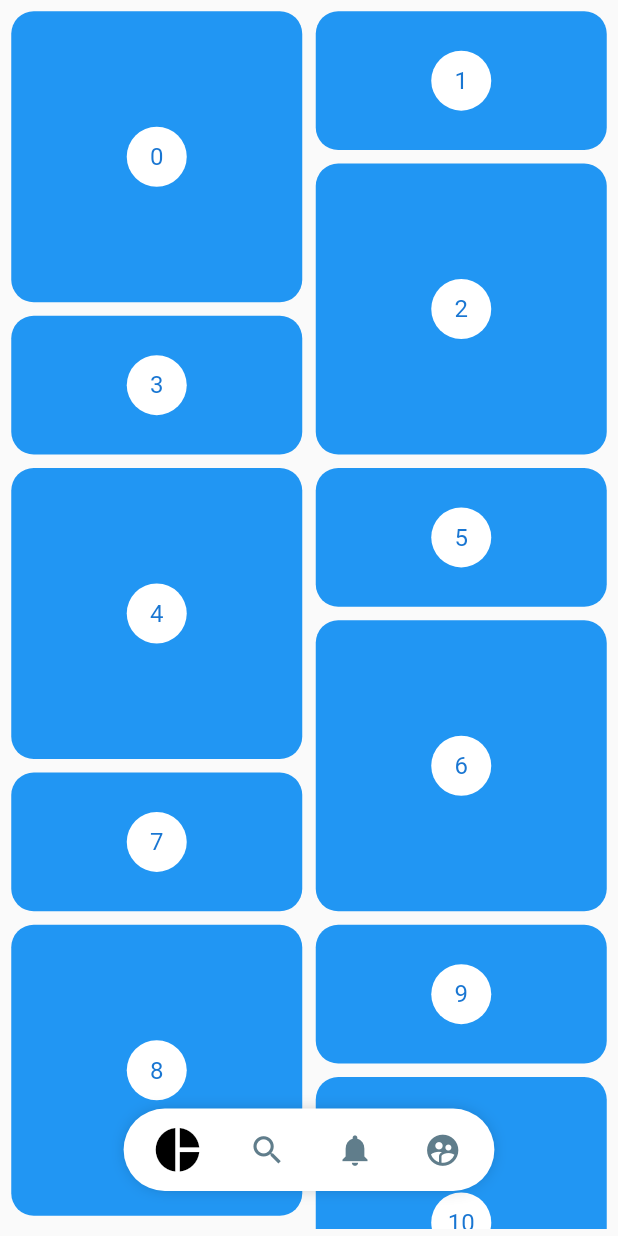
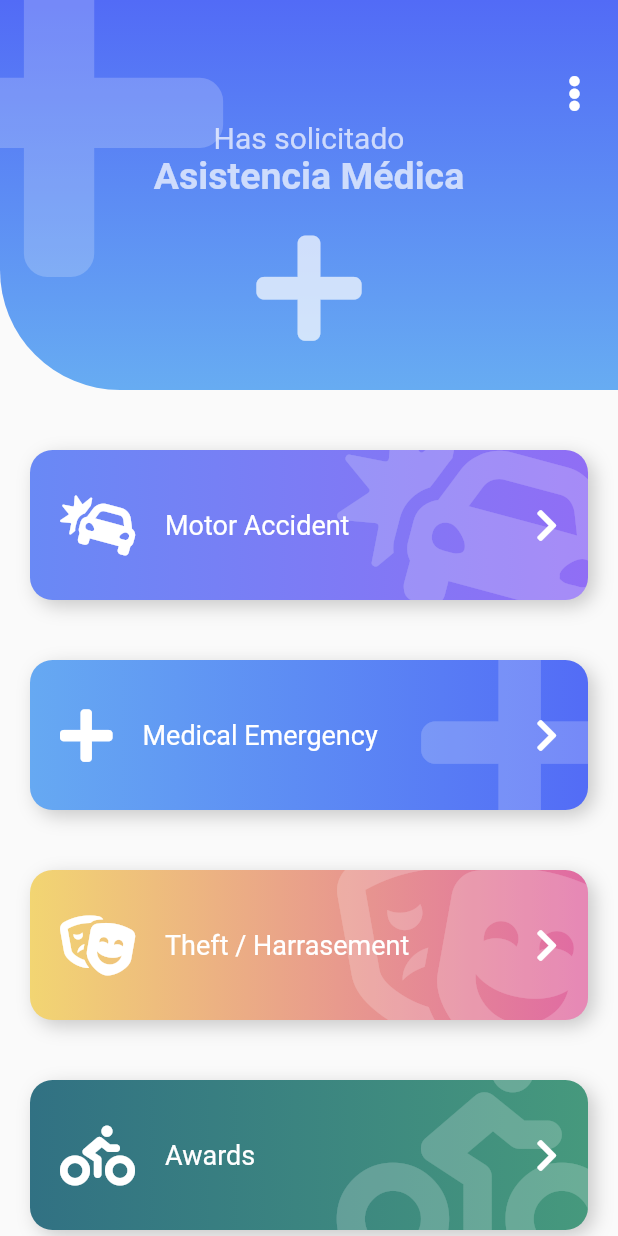
Before and after one commit to tomassasovsky/Flutter-Intermediate-Course, a Flutter app: the screen it shows after launch, on a phone screen of 412 x 824 dp. Run offline on Flutter 3.47's test engine with Material 2 defaults, Android fonts, the phone set to English and light mode, and no system bars; our stand-ins replace animate_do, flutter_svg, font_awesome_flutter.

Commit message:
Sixth Section

```diff
--- a/lib/main.dart
+++ b/lib/main.dart
@@ -1,6 +1,6 @@
 import 'package:flutter/material.dart';
 
-import 'src/pages/pinterest_page.dart';
+import 'package:designs/src/pages/emergency_page.dart';
 
 void main() => runApp(MyApp());
 
@@ -10,7 +10,7 @@ class MyApp extends StatelessWidget {
     return MaterialApp(
       title: 'Designs',
       debugShowCheckedModeBanner: false,
-      home: PinterestPage(),
+      home: EmergencyPage(),
     );
   }
 }
--- /dev/null
+++ b/lib/src/pages/emergency_page.dart
@@ -0,0 +1,103 @@
+import 'package:animate_do/animate_do.dart';
+import 'package:designs/src/widgets/headers.dart';
+import 'package:designs/src/widgets/slide_button.dart';
+import 'package:flutter/material.dart';
+import 'package:font_awesome_flutter/font_awesome_flutter.dart';
+
+class ItemBoton {
+  final IconData icon;
+  final String title;
+  final List<Color> colors;
+
+  ItemBoton(this.icon, this.title, this.colors);
+}
+
+class EmergencyPage extends StatelessWidget {
+  @override
+  Widget build(BuildContext context) {
+    final items = <ItemBoton>[
+      new ItemBoton(FontAwesomeIcons.carCrash, 'Motor Accident', [Color(0xff6989F5), Color(0xff906EF5)]),
+      new ItemBoton(FontAwesomeIcons.plus, 'Medical Emergency', [Color(0xff66A9F2), Color(0xff536CF6)]),
+      new ItemBoton(FontAwesomeIcons.theaterMasks, 'Theft / Harrasement', [Color(0xffF2D572), Color(0xffE06AA3)]),
+      new ItemBoton(FontAwesomeIcons.biking, 'Awards', [Color(0xff317183), Color(0xff46997D)]),
+      new ItemBoton(FontAwesomeIcons.carCrash, 'Motor Accident', [Color(0xff6989F5), Color(0xff906EF5)]),
+      new ItemBoton(FontAwesomeIcons.plus, 'Medical Emergency', [Color(0xff66A9F2), Color(0xff536CF6)]),
+      new ItemBoton(FontAwesomeIcons.theaterMasks, 'Theft / Harrasement', [Color(0xffF2D572), Color(0xffE06AA3)]),
+      new ItemBoton(FontAwesomeIcons.biking, 'Awards', [Color(0xff317183), Color(0xff46997D)]),
+      new ItemBoton(FontAwesomeIcons.carCrash, 'Motor Accident', [Color(0xff6989F5), Color(0xff906EF5)]),
+      new ItemBoton(FontAwesomeIcons.plus, 'Medical Emergency', [Color(0xff66A9F2), Color(0xff536CF6)]),
+      new ItemBoton(FontAwesomeIcons.theaterMasks, 'Theft / Harrasement', [Color(0xffF2D572), Color(0xffE06AA3)]),
+      new ItemBoton(FontAwesomeIcons.biking, 'Awards', [Color(0xff317183), Color(0xff46997D)]),
+    ];
+    final itemMap = items
+        .map(
+          (item) => FadeInLeft(
+            child: SlideButton(title: item.title, icon: item.icon, colors: item.colors),
+            duration: Duration(milliseconds: 250),
+          ),
+        )
+        .toList();
+    return Scaffold(
+      body: Stack(
+        children: [
+          Container(
+            margin: EdgeInsets.only(top: 200),
+            child: ListView(
+              physics: BouncingScrollPhysics(),
+              padding: EdgeInsets.zero,
+              children: [
+                SizedBox(height: 80),
+                ...itemMap,
+              ],
+            ),
+          ),
+          PageHeader(),
+        ],
+      ),
+    );
+  }
+}
+
+class PageHeader extends StatelessWidget {
+  const PageHeader({Key? key}) : super(key: key);
+
+  @override
+  Widget build(BuildContext context) {
+    return Stack(
+      children: [
+        IconHeader(
+          icon: FontAwesomeIcons.plus,
+          subtitle: 'Has solicitado',
+          title: 'Asistencia Médica',
+        ),
+        Positioned(
+          child: RawMaterialButton(
+            child: FaIcon(FontAwesomeIcons.ellipsisV, color: Colors.white),
+            shape: CircleBorder(),
+            padding: EdgeInsets.all(15),
+            onPressed: () {},
+          ),
+          right: -15,
+          top: 35,
+        ),
+      ],
+    );
+  }
+}
+
+// class ButtonTemp extends StatelessWidget {
+//   const ButtonTemp({
+//     Key? key,
+//   }) : super(key: key);
+
+//   @override
+//   Widget build(BuildContext context) {
+//     return SlideButton(
+//       icon: FontAwesomeIcons.carCrash,
+//       title: 'Motor Accident',
+//       onTap: () {
+//         print('SDASDSADA');
+//       },
+//     );
+//   }
+// }
--- a/lib/src/widgets/headers.dart
+++ b/lib/src/widgets/headers.dart
@@ -1,4 +1,5 @@
 import 'package:flutter/material.dart';
+import 'package:font_awesome_flutter/font_awesome_flutter.dart';
 
 class SquaredHeader extends StatelessWidget {
   @override
@@ -296,3 +297,68 @@ class _WavesGradientHeaderHeaderPainter extends CustomPainter {
     return true;
   }
 }
+
+class IconHeader extends StatelessWidget {
+  final IconData icon;
+  final String title;
+  final String subtitle;
+  final List<Color> colors;
+
+  IconHeader({
+    required this.icon,
+    required this.title,
+    required this.subtitle,
+    this.colors = const [Color(0xff526BF6), Color(0xff67ACF2)],
+  }) : assert(colors.length >= 2, 'There must be at least two colors');
+
+  @override
+  Widget build(BuildContext context) {
+    final Color whiteBlend = Colors.white.withOpacity(.2);
+    final Color white = Colors.white.withOpacity(.7);
+    return Stack(
+      children: [
+        _IconHeaderBackground(colors: this.colors),
+        Positioned(
+          child: FaIcon(
+            this.icon,
+            size: 250,
+            color: whiteBlend,
+          ),
+          top: -50,
+          left: -70,
+        ),
+        Column(
+          children: [
+            SizedBox(height: 80, width: double.infinity),
+            Text(this.subtitle, style: TextStyle(fontSize: 20, color: white)),
+            Text(this.title, style: TextStyle(fontSize: 25, color: white, fontWeight: FontWeight.bold)),
+            SizedBox(height: 20, width: double.infinity),
+            FaIcon(this.icon, size: 80, color: white),
+          ],
+        )
+      ],
+    );
+  }
+}
+
+class _IconHeaderBackground extends StatelessWidget {
+  const _IconHeaderBackground({Key? key, required this.colors}) : super(key: key);
+
+  final List<Color> colors;
+
+  @override
+  Widget build(BuildContext context) {
+    return Container(
+      width: double.infinity,
+      height: 260,
+      decoration: BoxDecoration(
+        borderRadius: BorderRadius.only(bottomLeft: Radius.circular(80)),
+        gradient: LinearGradient(
+          begin: Alignment.topCenter,
+          end: Alignment.bottomCenter,
+          colors: this.colors,
+        ),
+      ),
+    );
+  }
+}
--- /dev/null
+++ b/lib/src/widgets/slide_button.dart
@@ -0,0 +1,86 @@
+import 'package:flutter/material.dart';
+import 'package:font_awesome_flutter/font_awesome_flutter.dart';
+
+class SlideButton extends StatelessWidget {
+  final String title;
+  final IconData icon;
+  final List<Color> colors;
+  final Function()? onTap;
+
+  const SlideButton({
+    required this.title,
+    required this.icon,
+    this.colors = const [const Color(0xff6989f5), const Color(0xff906ef5)],
+    this.onTap,
+    Key? key,
+  })  : assert(colors.length >= 2, 'There must be at least two colors'),
+        super(key: key);
+
+  @override
+  Widget build(BuildContext context) {
+    return GestureDetector(
+      onTap: this.onTap,
+      child: Stack(
+        children: [
+          _SlideButtonBackground(colors: this.colors, icon: this.icon),
+          Row(
+            children: [
+              SizedBox(height: 140, width: 40),
+              FaIcon(this.icon, color: Colors.white, size: 40),
+              SizedBox(width: 20),
+              Expanded(child: Text(this.title, style: TextStyle(color: Colors.white, fontSize: 18))),
+              FaIcon(FontAwesomeIcons.chevronRight, color: Colors.white),
+              SizedBox(width: 40),
+            ],
+          ),
+        ],
+      ),
+    );
+  }
+}
+
+class _SlideButtonBackground extends StatelessWidget {
+  final IconData icon;
+  final List<Color> colors;
+
+  const _SlideButtonBackground({
+    required this.icon,
+    required this.colors,
+    Key? key,
+  }) : super(key: key);
+
+  @override
+  Widget build(BuildContext context) {
+    return Container(
+      child: ClipRRect(
+        borderRadius: BorderRadius.circular(15),
+        child: Stack(
+          children: [
+            Positioned(
+              right: -20,
+              top: -20,
+              child: FaIcon(
+                this.icon,
+                size: 150,
+                color: Colors.white.withOpacity(.2),
+              ),
+            ),
+          ],
+        ),
+      ),
+      width: double.infinity,
+      height: 100,
+      margin: EdgeInsets.all(20),
+      decoration: BoxDecoration(
+        color: Colors.red,
+        boxShadow: [
+          BoxShadow(color: Colors.black.withOpacity(.2), offset: Offset(4, 4), blurRadius: 10),
+        ],
+        borderRadius: BorderRadius.circular(15),
+        gradient: LinearGradient(
+          colors: this.colors,
+        ),
+      ),
+    );
+  }
+}
--- a/pubspec.yaml
+++ b/pubspec.yaml
@@ -30,6 +30,8 @@ dependencies:
   flutter_svg: ^0.22.0
   provider: ^5.0.0
   flutter_staggered_grid_view: ^0.4.0
+  font_awesome_flutter: ^9.0.0
+  animate_do: ^2.0.0
 
 dev_dependencies:
   flutter_test:
```
Also changed, not shown: pubspec.lock.
